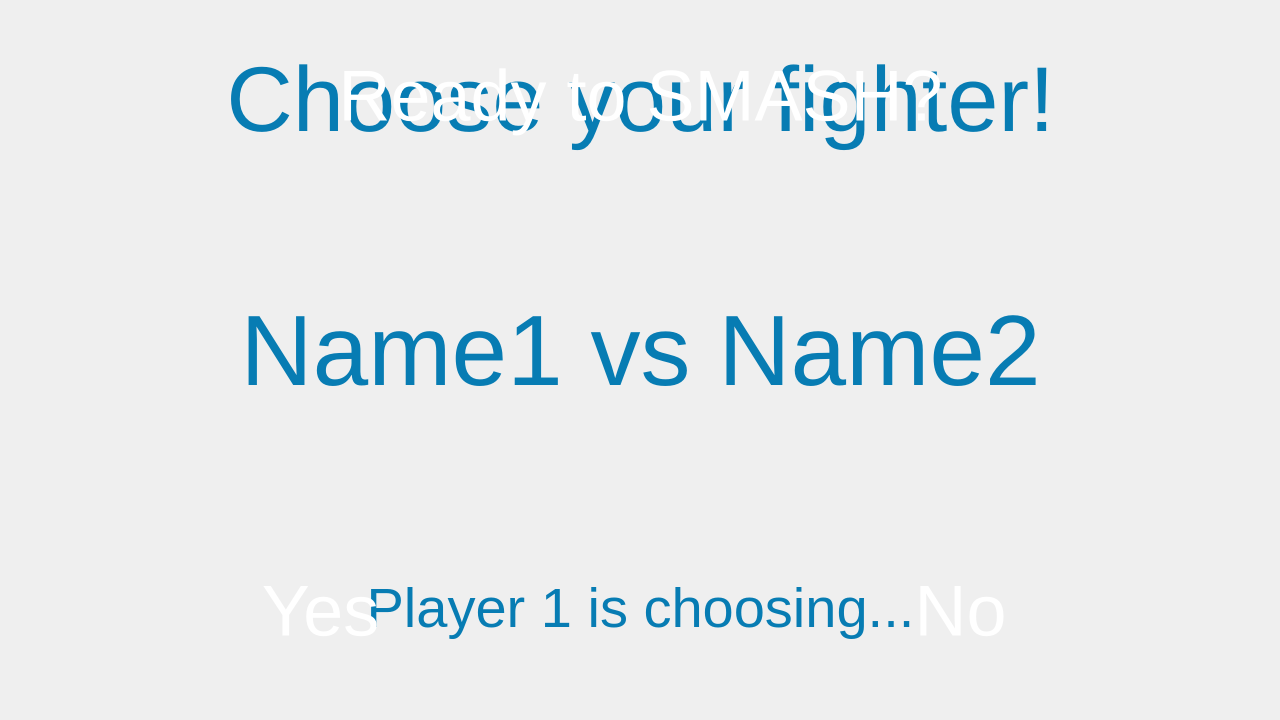
The window that ui/charselect.ui (Dmitriy2442/CT_project) describes before a commit, drawn with Qt 5.
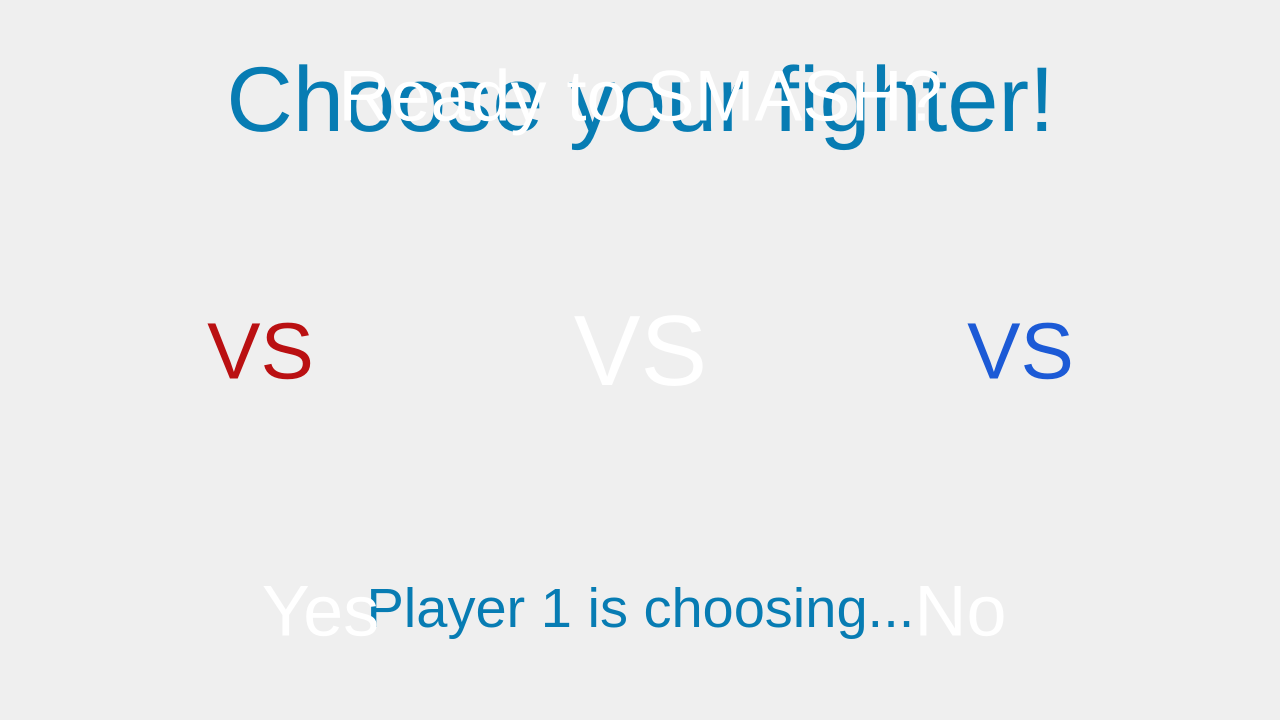
The same window after the commit. Icons and pictures are not drawn. Custom widgets are drawn as their Qt base class.

Commit message: Changed color palette on the ready check screen

Diff of the .ui file:
```diff
--- a/ui/charselect.ui
+++ b/ui/charselect.ui
@@ -195,20 +195,67 @@
    <widget class="QLabel" name="versusLabel">
     <property name="geometry">
      <rect>
-      <x>0</x>
+      <x>520</x>
       <y>200</y>
-      <width>1281</width>
+      <width>241</width>
       <height>301</height>
      </rect>
     </property>
     <property name="styleSheet">
      <string notr="true">QLabel {
 	font-size: 100px;
-	color: #077cb3;
+	color: #ffffff;
 }</string>
     </property>
     <property name="text">
-     <string>Name1 vs Name2</string>
+     <string>VS</string>
+    </property>
+    <property name="alignment">
+     <set>Qt::AlignCenter</set>
+    </property>
+   </widget>
+   <widget class="QLabel" name="name1Label">
+    <property name="geometry">
+     <rect>
+      <x>0</x>
+      <y>200</y>
+      <width>521</width>
+      <height>301</height>
+     </rect>
+    </property>
+    <property name="styleSheet">
+     <string notr="true">QLabel {
+	font-size: 80px;
+	color: #ba1012;
+}</string>
+    </property>
+    <property name="text">
+     <string>VS</string>
+    </property>
+    <property name="alignment">
+     <set>Qt::AlignCenter</set>
+    </property>
+    <property name="margin">
+     <number>10</number>
+    </property>
+   </widget>
+   <widget class="QLabel" name="name2Label">
+    <property name="geometry">
+     <rect>
+      <x>760</x>
+      <y>200</y>
+      <width>521</width>
+      <height>301</height>
+     </rect>
+    </property>
+    <property name="styleSheet">
+     <string notr="true">QLabel {
+	font-size: 80px;
+	color: #1c5ad6;
+}</string>
+    </property>
+    <property name="text">
+     <string>VS</string>
     </property>
     <property name="alignment">
      <set>Qt::AlignCenter</set>
```
The commit also changes 1 other file.
